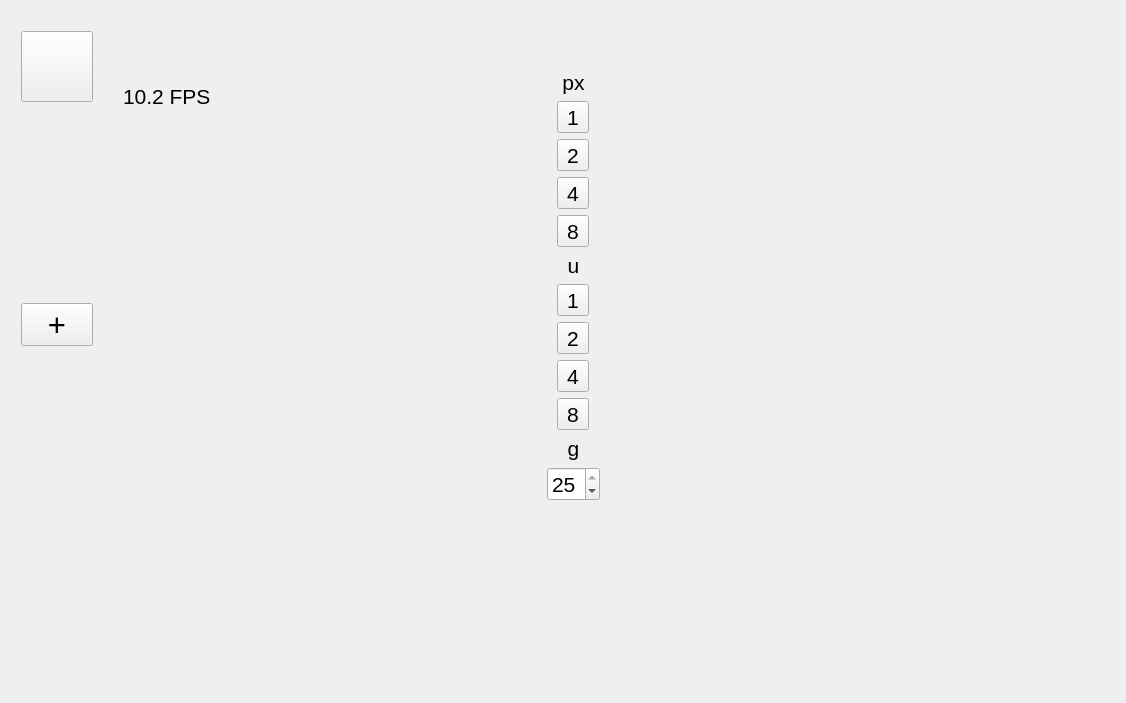
Qt form PoseLab/PoseLab.ui (jenshemprich/tf-cpp-pose-estimation) before a commit.
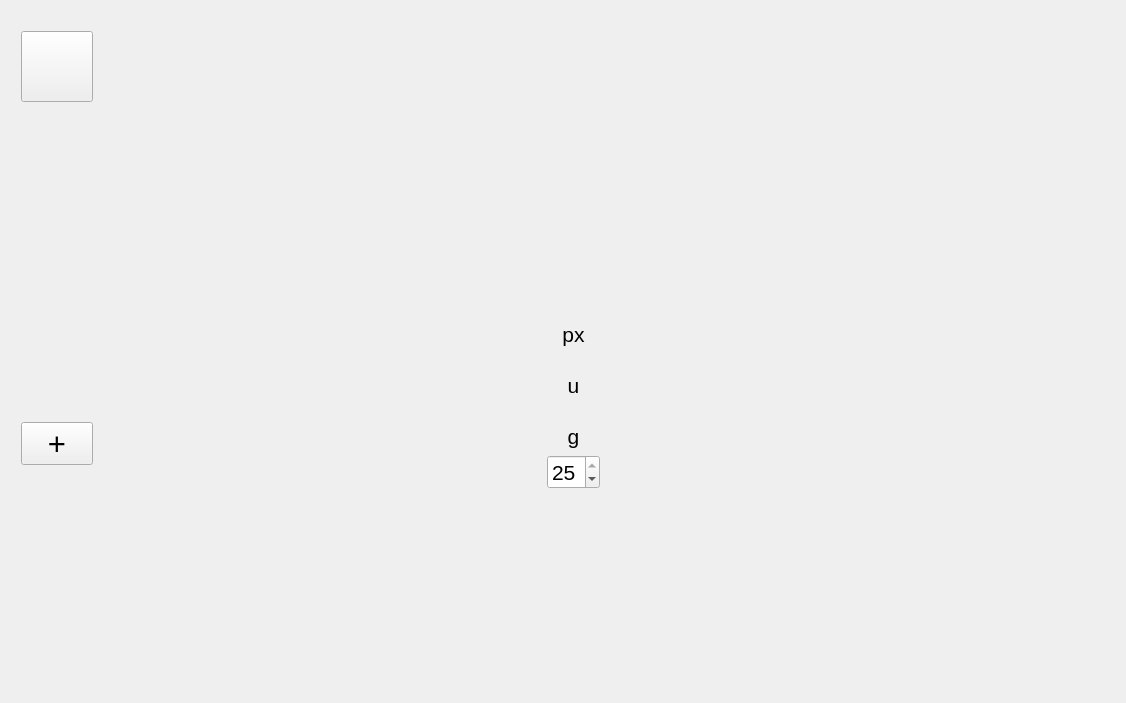
The same form after that commit. Icons and pictures are not drawn. Custom widgets are drawn as their Qt base class.

Commit message: Video overlay, inference buttons created programmatically

```diff
--- a/PoseLab/PoseLab.ui
+++ b/PoseLab/PoseLab.ui
@@ -25,7 +25,7 @@
       <x>10</x>
       <y>20</y>
       <width>601</width>
-      <height>531</height>
+      <height>770</height>
      </rect>
     </property>
     <layout class="QHBoxLayout" name="mainLayout">
@@ -136,50 +136,6 @@
          <verstretch>1</verstretch>
         </sizepolicy>
        </property>
-       <widget class="QLabel" name="overlayTest">
-        <property name="geometry">
-         <rect>
-          <x>50</x>
-          <y>100</y>
-          <width>331</width>
-          <height>311</height>
-         </rect>
-        </property>
-        <property name="sizePolicy">
-         <sizepolicy hsizetype="Expanding" vsizetype="Expanding">
-          <horstretch>0</horstretch>
-          <verstretch>0</verstretch>
-         </sizepolicy>
-        </property>
-        <property name="text">
-         <string/>
-        </property>
-        <property name="pixmap">
-         <pixmap resource="PoseLab.qrc">:/Resources/logo-ps.png</pixmap>
-        </property>
-        <property name="scaledContents">
-         <bool>false</bool>
-        </property>
-        <property name="alignment">
-         <set>Qt::AlignCenter</set>
-        </property>
-        <property name="textInteractionFlags">
-         <set>Qt::NoTextInteraction</set>
-        </property>
-       </widget>
-       <widget class="QLabel" name="fps">
-        <property name="geometry">
-         <rect>
-          <x>30</x>
-          <y>50</y>
-          <width>121</width>
-          <height>31</height>
-         </rect>
-        </property>
-        <property name="text">
-         <string>10.2 FPS </string>
-        </property>
-       </widget>
       </widget>
      </item>
      <item>
@@ -232,48 +188,7 @@
           </spacer>
          </item>
          <item>
-          <layout class="QVBoxLayout" name="verticalLayout">
-           <item>
-            <widget class="QToolButton" name="px1">
-             <property name="text">
-              <string>1</string>
-             </property>
-             <property name="checkable">
-              <bool>true</bool>
-             </property>
-            </widget>
-           </item>
-           <item>
-            <widget class="QToolButton" name="px2">
-             <property name="text">
-              <string>2</string>
-             </property>
-             <property name="checkable">
-              <bool>true</bool>
-             </property>
-            </widget>
-           </item>
-           <item>
-            <widget class="QToolButton" name="px4">
-             <property name="text">
-              <string>4</string>
-             </property>
-             <property name="checkable">
-              <bool>true</bool>
-             </property>
-            </widget>
-           </item>
-           <item>
-            <widget class="QToolButton" name="px8">
-             <property name="text">
-              <string>8</string>
-             </property>
-             <property name="checkable">
-              <bool>true</bool>
-             </property>
-            </widget>
-           </item>
-          </layout>
+          <layout class="QVBoxLayout" name="pxValues"/>
          </item>
          <item>
           <spacer name="horizontalSpacer">
@@ -328,48 +243,7 @@
           </spacer>
          </item>
          <item>
-          <layout class="QVBoxLayout" name="verticalLayout_2">
-           <item>
-            <widget class="QToolButton" name="u1">
-             <property name="text">
-              <string>1</string>
-             </property>
-             <property name="checkable">
-              <bool>true</bool>
-             </property>
-            </widget>
-           </item>
-           <item>
-            <widget class="QToolButton" name="u2">
-             <property name="text">
-              <string>2</string>
-             </property>
-             <property name="checkable">
-              <bool>true</bool>
-             </property>
-            </widget>
-           </item>
-           <item>
-            <widget class="QToolButton" name="u4">
-             <property name="text">
-              <string>4</string>
-             </property>
-             <property name="checkable">
-              <bool>true</bool>
-             </property>
-            </widget>
-           </item>
-           <item>
-            <widget class="QToolButton" name="u8">
-             <property name="text">
-              <string>8</string>
-             </property>
-             <property name="checkable">
-              <bool>true</bool>
-             </property>
-            </widget>
-           </item>
-          </layout>
+          <layout class="QVBoxLayout" name="uValues"/>
          </item>
          <item>
           <spacer name="horizontalSpacer_4">
```
Left out of the diff: 4 changed lines with no effect on the pictures. The commit also changes 12 other files.
